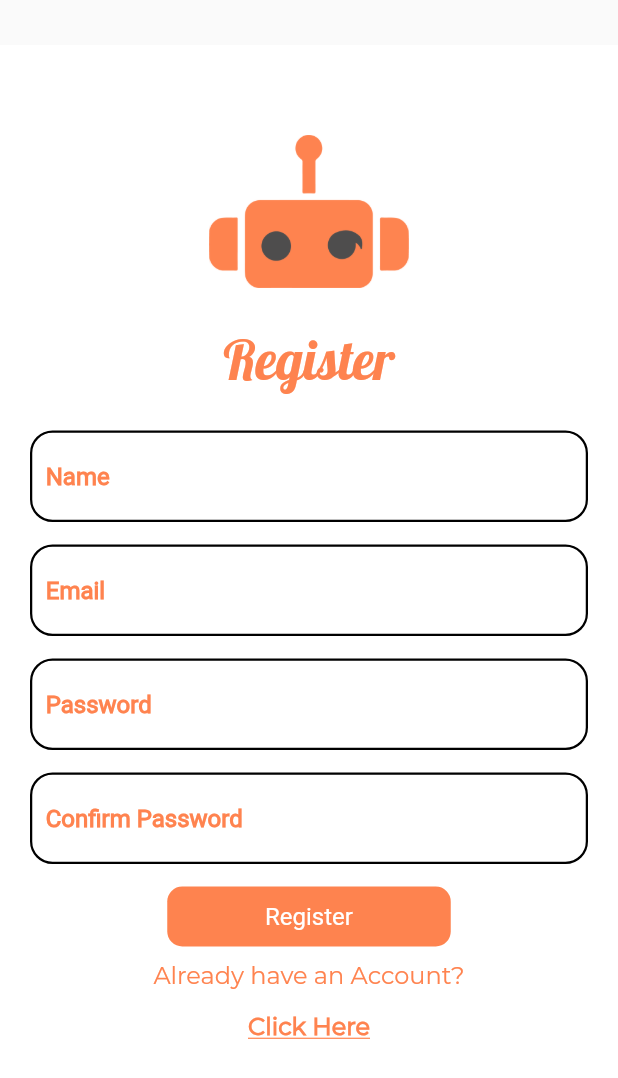
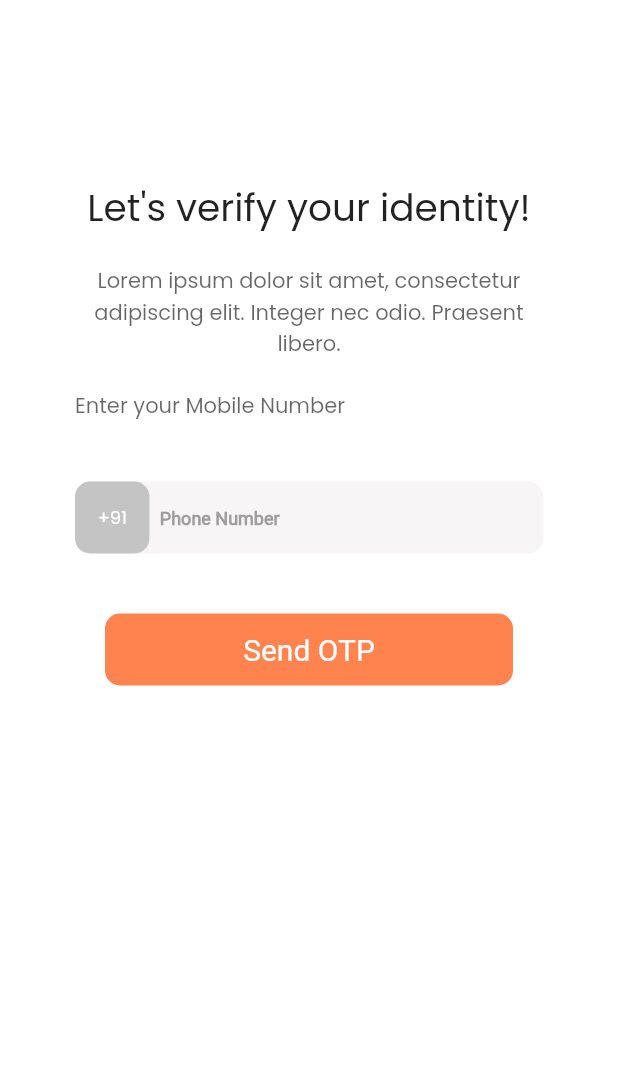
Before and after one commit to Narayan1089/Health-Amigo, a Flutter app: the Register screen opened directly with empty values, after a tap on "Register", on a phone screen of 412 x 824 dp. Shown: the top 1078 px of the screen. Run offline on Flutter 3.47's test engine with Material 2 defaults, Android fonts, the phone set to English and light mode, and no system bars; our stand-ins replace cloud_firestore, firebase_auth, firebase_core, firebase_messaging; missing offline and left inert: emoji_picker; accounts and stored records are empty; network calls fail.

Commit message:
Made phone screen

```diff
--- /dev/null
+++ b/lib/app_screens/phoneNumberScreen.dart
@@ -0,0 +1,216 @@
+import 'package:amigoproject/app_screens/register.dart';
+import 'package:flutter/cupertino.dart';
+import 'package:flutter/material.dart';
+import 'package:firebase_auth/firebase_auth.dart';
+import 'package:amigoproject/services/auth.dart';
+import 'package:amigoproject/services/authenticate.dart';
+
+class PhoneScreen extends StatefulWidget {
+  final String email;
+  final String password;
+  PhoneScreen(this.email, this.password);
+
+  @override
+  _PhoneScreenState createState() => _PhoneScreenState();
+}
+
+class _PhoneScreenState extends State<PhoneScreen> {
+  TextEditingController phoneNumber = TextEditingController();
+  AuthMethods authMethods = AuthMethods();
+  final _formKey = GlobalKey<FormState>();
+  bool isLoading = false;
+
+//  Future phoneVerify() async {
+//    if (_formKey.currentState!.validate()) {
+//      setState(() {
+//        isLoading = true;
+//      });
+//    }
+//    await authMethods
+//        .phoneVerification(widget.email, widget.password, phoneNumber.text)
+//        .then((value) {
+//      print(value);
+//      if (value != 'error') {
+//        print('Error');
+//      } else {
+//        ScaffoldMessenger.of(context).showSnackBar(
+//          SnackBar(
+//            content: Text(
+//              'Unable to verify Phone number!',
+//              style: TextStyle(
+//                color: Color(0xffFE834F),
+//              ),
+//            ),
+//          ),
+//        );
+//      }
+//    });
+//  }
+
+  @override
+  Widget build(BuildContext context) {
+    return Scaffold(
+      backgroundColor: Colors.white,
+      resizeToAvoidBottomInset: false,
+      body: Padding(
+        padding: EdgeInsets.only(top: 40),
+        child: Container(
+          margin: EdgeInsets.only(top: 40.0),
+          color: Colors.white,
+          height: MediaQuery.of(context).size.height,
+          width: double.infinity,
+          child: Column(
+//          mainAxisAlignment: MainAxisAlignment.center,
+            crossAxisAlignment: CrossAxisAlignment.center,
+            children: <Widget>[
+              SizedBox(
+                height: 40,
+              ),
+              Text(
+                "Let's verify your identity!",
+                style: TextStyle(fontFamily: 'Poppins', fontSize: 25),
+              ),
+              SizedBox(
+                height: 20,
+              ),
+              Container(
+                margin: EdgeInsets.only(right: 40.0, left: 40.0),
+                child: Text(
+                  "Lorem ipsum dolor sit amet, consectetur adipiscing elit. Integer nec odio. Praesent libero. ",
+                  textAlign: TextAlign.center,
+                  style: TextStyle(
+                    fontFamily: 'Poppins',
+                    fontSize: 14,
+                    color: Color(0xFF000000).withOpacity(0.6),
+                  ),
+                ),
+              ),
+              SizedBox(
+                height: 20,
+              ),
+              Container(
+                width: MediaQuery.of(context).size.width,
+                margin: EdgeInsets.only(left: 50),
+                child: Text(
+                  "Enter your Mobile Number",
+                  textAlign: TextAlign.left,
+                  style: TextStyle(
+                    fontFamily: 'Poppins',
+                    fontSize: 14,
+                    color: Color(0xFF000000).withOpacity(0.6),
+                  ),
+                ),
+              ),
+              SizedBox(
+                height: 40,
+              ),
+              Form(
+                key: _formKey,
+                child: Column(
+                  children: [
+                    Container(
+                      margin: EdgeInsets.symmetric(horizontal: 50.0),
+                      decoration: BoxDecoration(
+                        color: Color(0xffF7F5F6),
+                        borderRadius: BorderRadius.circular(10),
+                      ),
+                      child: Row(
+                        mainAxisAlignment: MainAxisAlignment.start,
+                        children: [
+                          Container(
+                            decoration: BoxDecoration(
+                              color: Color(0xffC4C4C4),
+                              borderRadius: BorderRadius.circular(10),
+                            ),
+                            child: Padding(
+                              padding: EdgeInsets.all(15.0),
+                              child: Text(
+                                '+91',
+                                style: TextStyle(
+                                  color: Colors.white,
+                                  fontFamily: 'Poppins',
+                                  fontSize: 12,
+                                ),
+                              ),
+                            ),
+                          ),
+                          Flexible(
+                            child: TextFormField(
+                              validator: (value) {
+                                return RegExp(r"^[0-9]")
+                                        .hasMatch(value.toString())
+                                    ? null
+                                    : 'Enter correct email';
+                              },
+                              keyboardType: TextInputType.number,
+                              decoration: const InputDecoration(
+                                border: InputBorder.none,
+                                contentPadding: EdgeInsets.all(4),
+                                enabledBorder: InputBorder.none,
+//                        errorBorder: InputBorder.none,
+                                hintText: ' Phone Number',
+                                hintStyle: TextStyle(
+                                  fontSize: 12,
+                                  fontWeight: FontWeight.bold,
+                                  color: Colors.grey,
+                                ),
+                              ),
+                            ),
+                          ),
+                        ],
+                      ),
+                    ),
+                    SizedBox(
+                      height: 40,
+                    ),
+                    Container(
+//                    height: 40,
+//            width: 189,
+                      margin: EdgeInsets.symmetric(horizontal: 70),
+                      decoration: BoxDecoration(
+                        borderRadius: BorderRadius.circular(10),
+                        color: Color(0xffFE834F),
+                      ),
+                      child: Center(
+                        child: MaterialButton(
+                          minWidth: double.infinity,
+                          onPressed: () {
+//                  var val = await signMeIn();
+//                  print(val);
+//                  if (val == 'error') {
+//                    print('error recieved');
+//                    ScaffoldMessenger.of(context).showSnackBar(
+//                      SnackBar(
+//                        content: Text(
+//                          authMethods.errorMessage,
+//                          style: TextStyle(
+//                            color: Color(0xffFE834F),
+//                          ),
+//                        ),
+//                      ),
+//                    );
+//                  }
+//                              Navigator.of(context).push(MaterialPageRoute(
+//                                  builder: (context) => Register(toggle)));
+                          },
+                          child: Text(
+                            "Send OTP",
+                            style: TextStyle(
+                                color: Colors.white,
+                                fontWeight: FontWeight.normal,
+                                fontFamily: 'Roboto',
+                                fontSize: 20),
+                          ),
+                        ),
+                      ),
+                    ),
+                  ],
+                ),
+              ),
+            ],
+          ),
+        ),
+      ),
+    );
+  }
+}
--- a/lib/app_screens/register.dart
+++ b/lib/app_screens/register.dart
@@ -3,6 +3,7 @@ import 'package:flutter/material.dart';
 import 'package:flutter/services.dart';
 import 'package:amigoproject/services/auth.dart';
 import 'package:amigoproject/services/initial_builder.dart';
+import 'package:amigoproject/app_screens/phoneNumberScreen.dart';
 
 class Register extends StatefulWidget {
   final Function toggle;
@@ -269,8 +270,9 @@ class _Register extends State<Register> {
                                 ),
                               );
                             }
-//                            Navigator.of(context).push(MaterialPageRoute(
-//                                builder: (context) => Register(widget.toggle)));
+                            Navigator.of(context).push(MaterialPageRoute(
+                                builder: (context) => PhoneScreen(
+                                    emailTextReg.text, passwordTextReg.text)));
                           },
                           child: Text(
                             "Register",
--- a/lib/services/auth.dart
+++ b/lib/services/auth.dart
@@ -14,6 +14,7 @@ class AuthMethods {
 //  var token;
   String errorMessage = '';
   String err = '';
+  String? verifyerror = '';
 
   /// Condition ? TRUE : FALSE
   User? _userFromFirebaseUser(User? user) {
@@ -76,6 +77,7 @@ class AuthMethods {
       if (user != null && !user.emailVerified) {
         await user.sendEmailVerification();
       }
+
       user?.updateDisplayName(username);
       print(errorMessage);
       return _userFromFirebaseUser(user);
@@ -124,4 +126,30 @@ class AuthMethods {
       print(e.toString());
     }
   }
+
+//  Future phoneVerification(
+//    String number,
+//    String email,
+//    String password,
+//  ) async {
+//    try {
+//      UserCredential result = await _auth.createUserWithEmailAndPassword(
+//          email: email, password: password);
+//      User? user = result.user;
+//      _auth.verifyPhoneNumber(
+//        phoneNumber: number,
+//        verificationCompleted: (phoneAuthCredential) async {},
+//        verificationFailed: (verificationFailed) {
+//          verifyerror = verificationFailed.message;
+//        },
+//        codeSent: (verificationId, resendingToken) async {
+//          this.verificationId = verificationId;
+//        },
+//        codeAutoRetrievalTimeout: (verificationId) async {},
+//      );
+//      if (verifyerror != "") {
+//        return 'error';
+//      }
+//    } catch (e) {}
+//  }
 }
--- a/lib/services/initial_builder.dart
+++ b/lib/services/initial_builder.dart
@@ -8,6 +8,7 @@ import 'package:amigoproject/app_screens/blogs_page.dart';
 import 'package:amigoproject/app_screens/home_page.dart';
 import 'package:amigoproject/app_screens/meditate_page.dart';
 import 'package:amigoproject/app_screens/chat_screen.dart';
+import 'package:amigoproject/app_screens/phoneNumberScreen.dart';
 
 void main() {
   runApp(Amigo());
--- a/lib/services/wrapper.dart
+++ b/lib/services/wrapper.dart
@@ -3,6 +3,7 @@ import 'package:provider/provider.dart';
 import 'authenticate.dart';
 import 'package:firebase_auth/firebase_auth.dart';
 import 'package:amigoproject/services/initial_builder.dart';
+import 'package:amigoproject/app_screens/phoneNumberScreen.dart';
 
 class Wrapper extends StatelessWidget {
   @override
```
